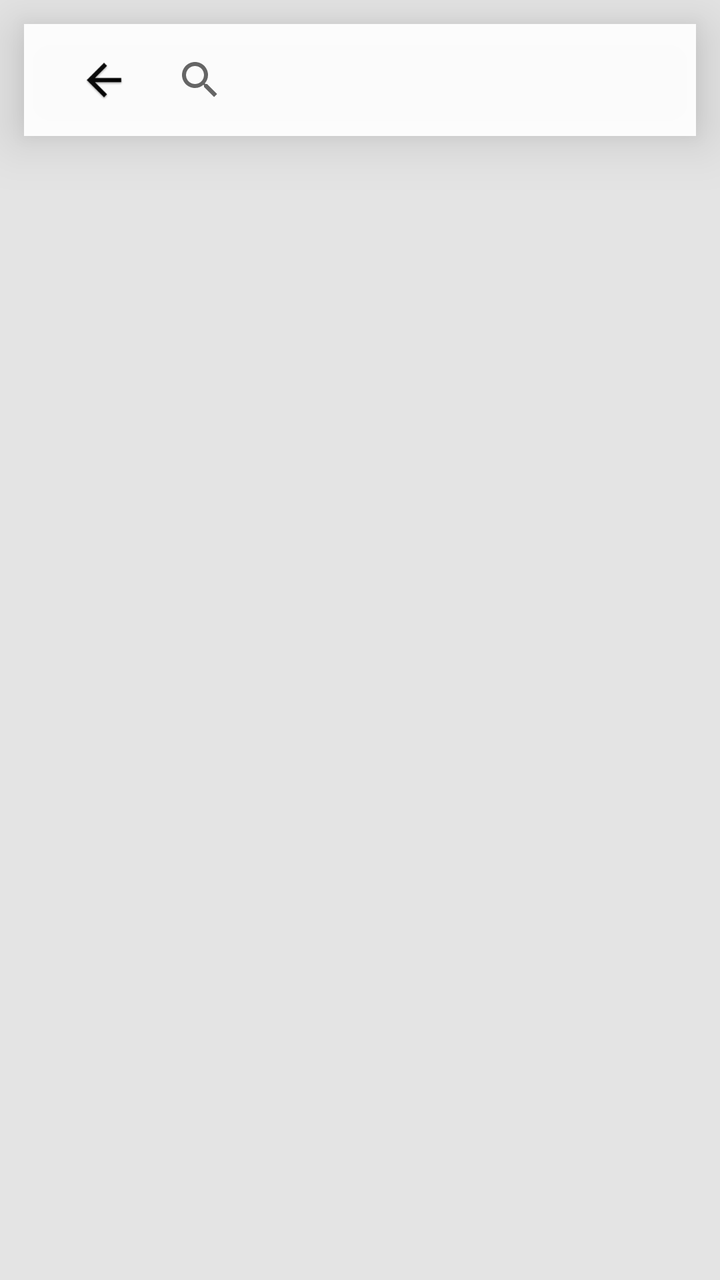
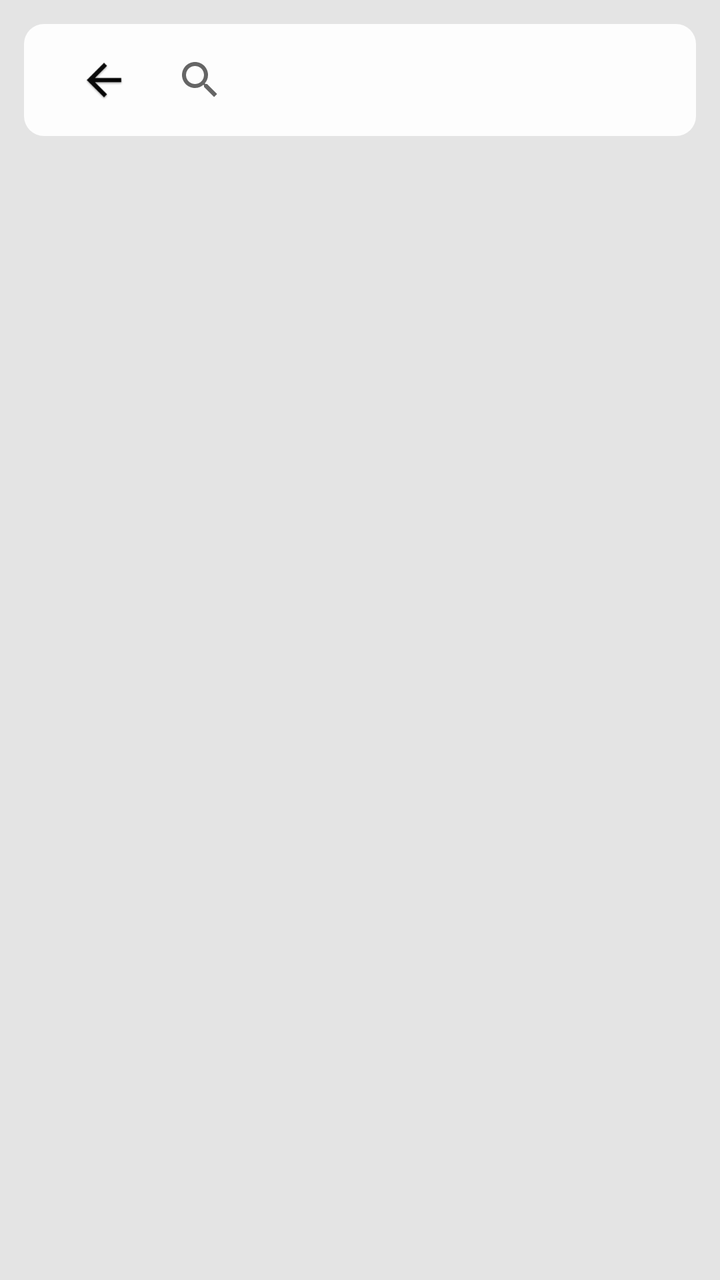

Compare the two renders of this Android layout. The source of the first and the diff that turns it into the second are given below.
<!-- AndroidManifest.xml: application theme AppTheme.NoActionBar -->
<!-- res/layout/activity_search.xml -->
<?xml version="1.0" encoding="utf-8"?>
<layout
    xmlns:android="http://schemas.android.com/apk/res/android"
    xmlns:app="http://schemas.android.com/apk/res-auto"
    xmlns:tools="http://schemas.android.com/tools">

    <data>
        <variable
            name="searchViewModel"
            type="com.kandaidea.mobilegis.ViewModel.SearchActivityViewModel"/>
    </data>
    <android.support.constraint.ConstraintLayout
        android:layout_width="match_parent"
        android:layout_height="match_parent"
        android:background="@color/navigation_background"
        tools:context=".View.SearchActivity">

        <android.support.v7.widget.Toolbar
            android:id="@+id/search_toolbar"
            android:layout_width="match_parent"
            android:layout_height="?attr/actionBarSize"
            android:layout_margin="@dimen/action_bar_margin"
            android:elevation="@dimen/action_bar_elevation"
            android:background="@color/action_bar_background"
            app:layout_constraintTop_toTopOf="parent">
            <android.support.constraint.ConstraintLayout
                android:layout_width="match_parent"
                android:layout_height="?attr/actionBarSize"
                android:foregroundGravity="left">
                <android.support.v7.widget.SearchView
                    android:id="@+id/search_field_Search_bar"
                    android:layout_width="wrap_content"
                    android:layout_height="match_parent"
                    android:autofillHints="@string/search_hint"
                    app:layout_constraintLeft_toRightOf="@+id/back_arrow_search_bar"
                    app:layout_constraintTop_toTopOf="parent"
                    app:layout_constraintBottom_toBottomOf="parent">
                </android.support.v7.widget.SearchView>
                <ImageButton
                    android:id="@+id/back_arrow_search_bar"
                    android:layout_width="wrap_content"
                    android:layout_height="wrap_content"
                    android:src="@mipmap/ic_back_arrow"
                    android:scaleX=".8"
                    android:scaleY=".8"
                    android:scaleType="center"
                    android:background="@android:color/transparent"
                    app:layout_constraintTop_toTopOf="parent"
                    app:layout_constraintBottom_toBottomOf="parent"
                    app:layout_constraintLeft_toLeftOf="parent"/>
            </android.support.constraint.ConstraintLayout>

        </android.support.v7.widget.Toolbar>

        <android.support.v7.widget.RecyclerView
            android:id="@+id/search_recycler_view"
            android:layout_width="match_parent"
            android:layout_height="wrap_content"
            android:layout_margin="@dimen/search_result_margin"
            android:elevation="@dimen/search_result_elevation"
            android:scrollbars="vertical"
            android:background="@color/action_bar_background"
            app:layout_constraintTop_toBottomOf="@+id/search_toolbar">

        </android.support.v7.widget.RecyclerView>

    </android.support.constraint.ConstraintLayout>
</layout>
<!-- resources referenced by this layout -->
<resources>
  <color name="action_bar_background">#F0FFFFFF</color>
  <color name="navigation_background">#E4E4E4</color>
  <dimen name="action_bar_elevation">16dp</dimen>
  <dimen name="action_bar_margin">12dp</dimen>
  <dimen name="search_result_elevation">8dp</dimen>
  <dimen name="search_result_margin">12dp</dimen>
  <!-- mipmap ic_back_arrow: png bitmap (mipmap-hdpi, 1417 bytes) -->
  <string name="search_hint">Search Here :)))</string>
  <style name="AppTheme.NoActionBar" parent="Theme.AppCompat.Light.DarkActionBar">
          <item name="windowActionBar">false</item>
          <item name="windowNoTitle">true</item>
  
      </style>
</resources>

<!-- the commit's change to res/layout/activity_search.xml (unified diff, before → after) -->
@@ -19,9 +19,7 @@
             android:id="@+id/search_toolbar"
             android:layout_width="match_parent"
             android:layout_height="?attr/actionBarSize"
-            android:layout_margin="@dimen/action_bar_margin"
-            android:elevation="@dimen/action_bar_elevation"
-            android:background="@color/action_bar_background"
+           style="@style/actionbar_style"
             app:layout_constraintTop_toTopOf="parent">
             <android.support.constraint.ConstraintLayout
                 android:layout_width="match_parent"
<!-- resource entries referenced after the edit -->
@@ -8,6 +8,12 @@
   <dimen name="search_result_margin">12dp</dimen>
   <!-- mipmap ic_back_arrow: png bitmap (mipmap-hdpi, 1417 bytes) -->
   <string name="search_hint">Search Here :)))</string>
+  <style name="actionbar_style">
+          <item name="android:elevation">@dimen/action_bar_elevation</item>
+          <item name="android:background">@xml/actionbar_layer_list</item>
+          <item name="android:layout_margin">@dimen/action_bar_margin</item>
+  
+      </style>
   <style name="AppTheme.NoActionBar" parent="Theme.AppCompat.Light.DarkActionBar">
           <item name="windowActionBar">false</item>
           <item name="windowNoTitle">true</item>
